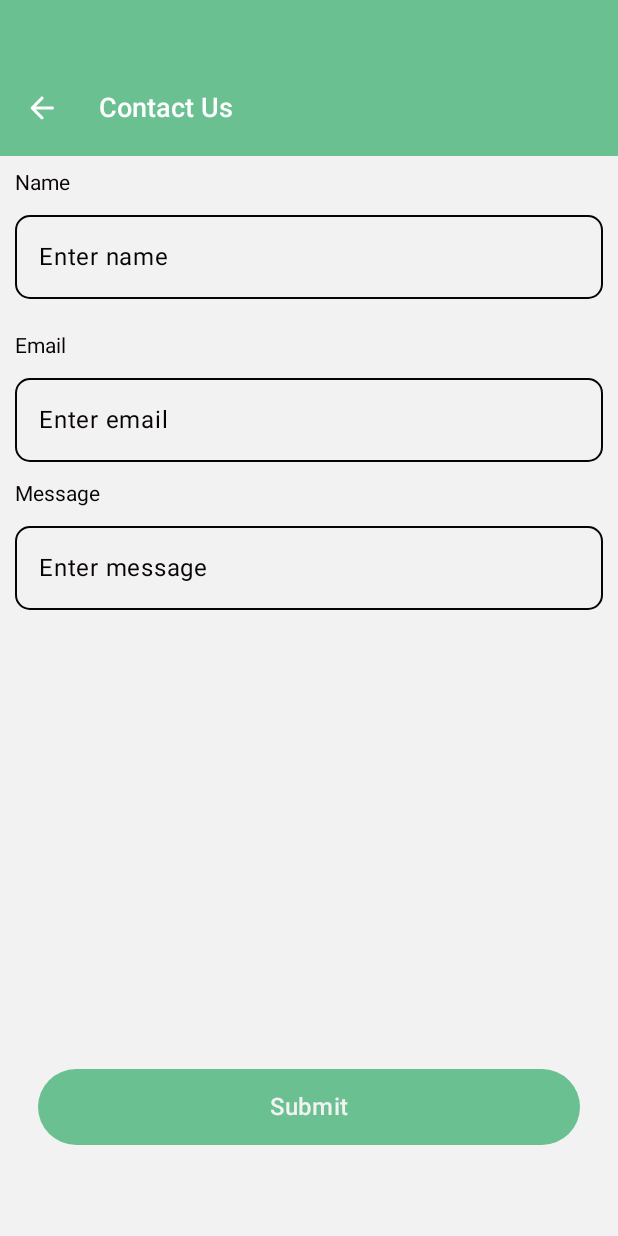
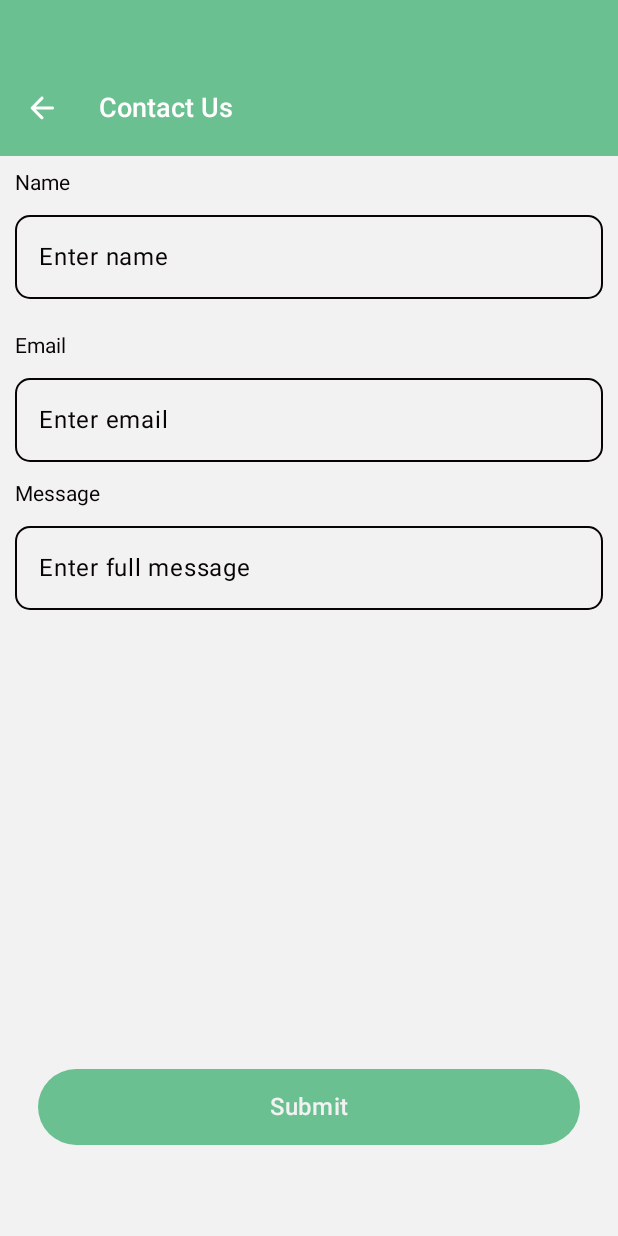
Before and after one commit to Akshayreddy46/Trip-Planner-App, an Android app built with Jetpack Compose: the ContactUsScreen screen opened through its navigation route, on a phone screen of 412 x 824 dp. Run offline under Robolectric (Android 15) with nearby library versions, the phone set to English and light mode, and no system bars.

Commit message:
second commit

```diff
--- a/app/src/main/java/com/tripplanner/ui/contact_us/ContactUsScreen.kt
+++ b/app/src/main/java/com/tripplanner/ui/contact_us/ContactUsScreen.kt
@@ -118,7 +118,7 @@ fun ContactUsScreen(navController: NavController) {
                         onValueChange = { text ->
                             message = text
                         },
-                        placeholder = "Enter message",
+                        placeholder = "Enter full message",
                         keyboardType = KeyboardType.Text,
                     )
 
```
